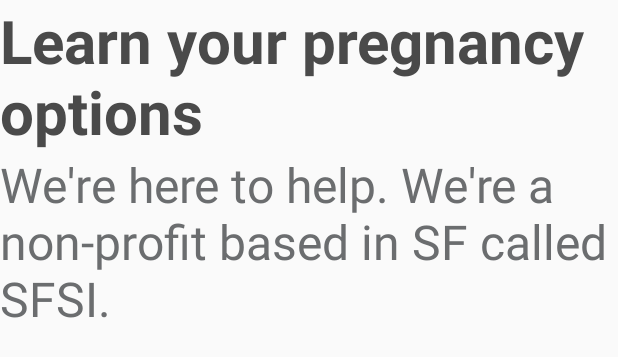
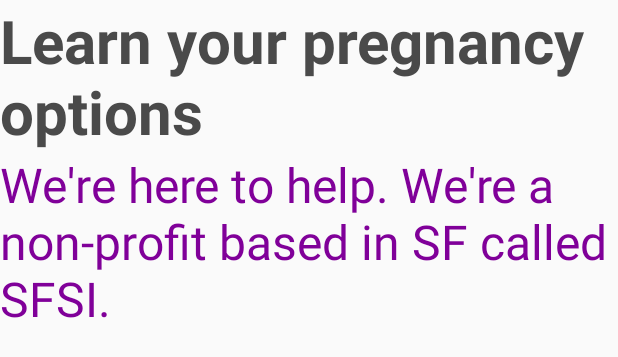
Before and after one commit to alexanian/termina, an Android app: the layout first_screen_layout.xml on its own in the app's theme, with its tools: preview values and no code run, on a phone screen of 412 x 824 dp. Shown: the top 357 px of the screen. Run offline under Robolectric (Android 15) with nearby library versions, the phone set to English and light mode, and no system bars; plain views replace PercentRelativeLayout.

Commit message:
Add new primary color

```diff
--- a/mobile/android/app/src/main/res/values/colors.xml
+++ b/mobile/android/app/src/main/res/values/colors.xml
@@ -1,6 +1,6 @@
 <?xml version="1.0" encoding="utf-8"?>
 <resources>
-    <color name="colorPrimary">#6B6D6F</color>
+    <color name="colorPrimary">#800099</color>
     <color name="colorPrimaryDark">#4A4A4A</color>
     <color name="colorPrimaryLight">#9B9B9B</color>
     <color name="colorPrimaryLighter">#D8D8D8</color>
```
